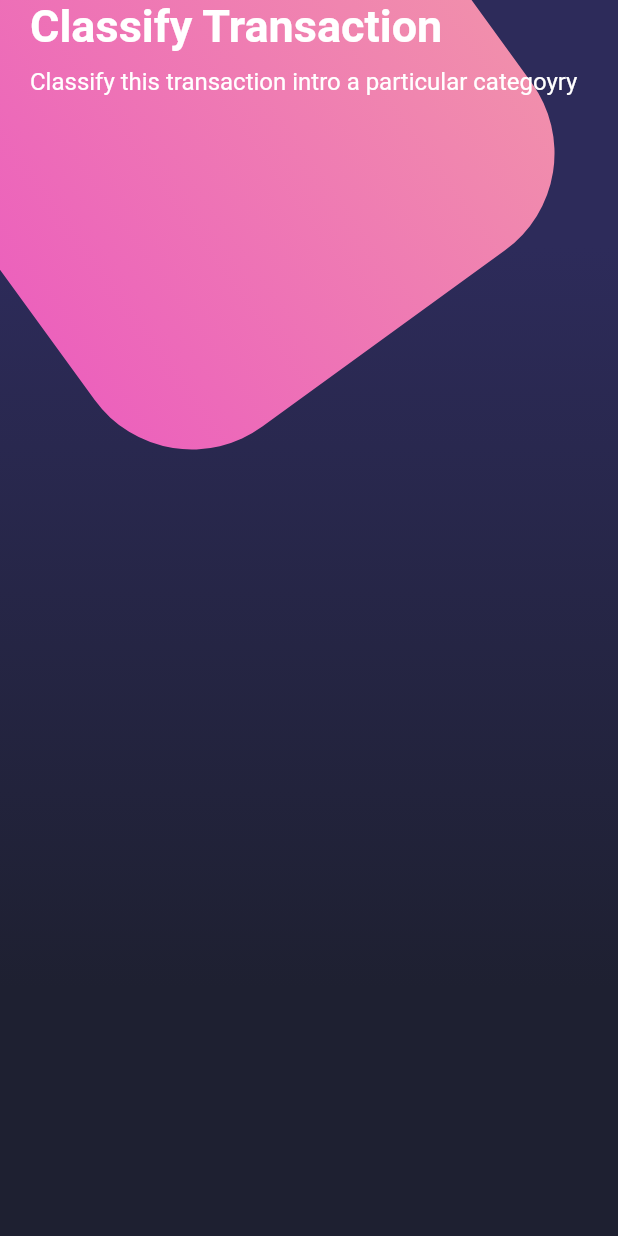
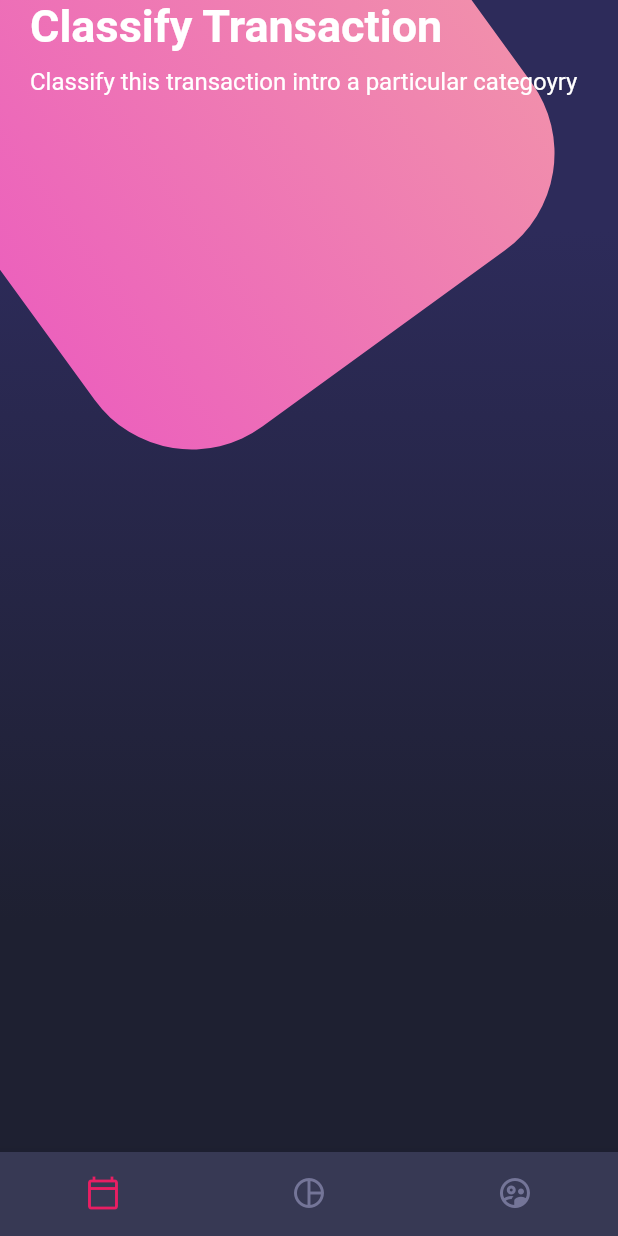
Before and after one commit to aydin-due/designs, a Flutter app: the screen it shows after launch, on a phone screen of 412 x 824 dp. Run offline on Flutter 3.47's test engine with Material 2 defaults, Android fonts, the phone set to English and light mode, and no system bars.

Commit message:
complex design - bottom nav bar

```diff
--- a/lib/screens/home_screen.dart
+++ b/lib/screens/home_screen.dart
@@ -1,5 +1,6 @@
+import 'package:flutter/material.dart';
+import 'package:designs/widgets/custom_bottom_nav.dart';
 import 'package:designs/widgets/page_title.dart';
-import 'package:flutter/material.dart';
 import 'package:designs/widgets/background.dart';
 
 class HomeScreen extends StatelessWidget {
@@ -9,8 +10,9 @@
   Widget build(BuildContext context) {
     return Scaffold(
         body: Stack(
-      children: [Background(), _HomeBody()],
-    ));
+          children: [Background(), _HomeBody()],
+    ),
+    bottomNavigationBar: CustomBottomNavBar(),);
   }
 }
 
--- /dev/null
+++ b/lib/widgets/custom_bottom_nav.dart
@@ -0,0 +1,27 @@
+import 'package:flutter/material.dart';
+
+class CustomBottomNavBar extends StatelessWidget {
+  const CustomBottomNavBar({Key? key}) : super(key: key);
+
+  @override
+  Widget build(BuildContext context) {
+    return BottomNavigationBar(
+      showSelectedLabels: false,
+      showUnselectedLabels: false,
+      selectedItemColor: Colors.pink,
+      backgroundColor: Color.fromRGBO(55, 57, 84, 1),
+      unselectedItemColor: Color.fromRGBO(116, 117, 152, 1),
+      currentIndex: 0, // item transition
+      items: [
+        BottomNavigationBarItem(
+          icon: Icon(Icons.calendar_today_outlined),
+          label: 'Calendar'),
+        BottomNavigationBarItem(
+        icon: Icon(Icons.pie_chart_outline),
+        label: 'Grafica'),
+        BottomNavigationBarItem(
+        icon: Icon(Icons.supervised_user_circle_outlined),
+        label: 'Usuarios')
+    ]);
+  }
+}
```
